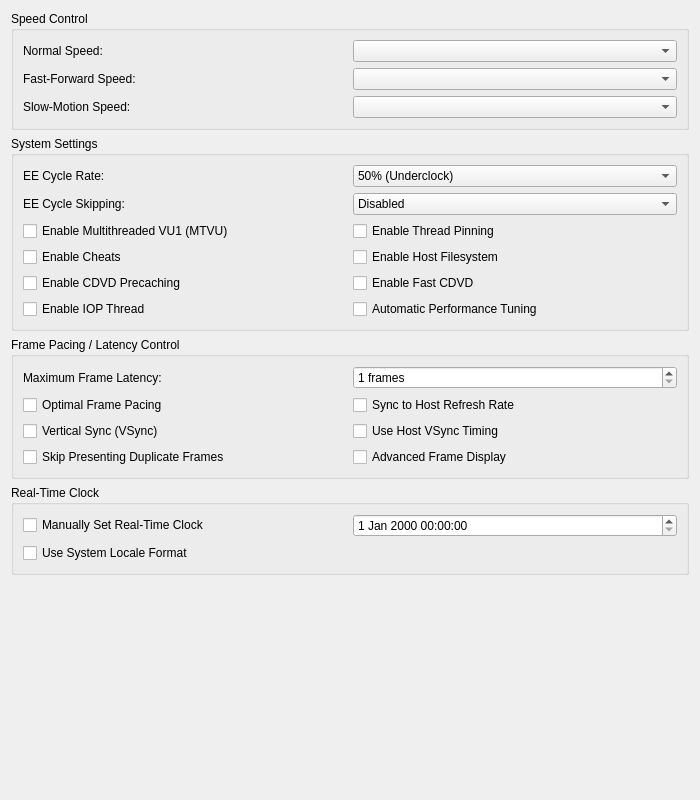
Old version of the form pcsx2-qt/Settings/EmulationSettingsWidget.ui in the repository ARMSX2/ARMSX2.
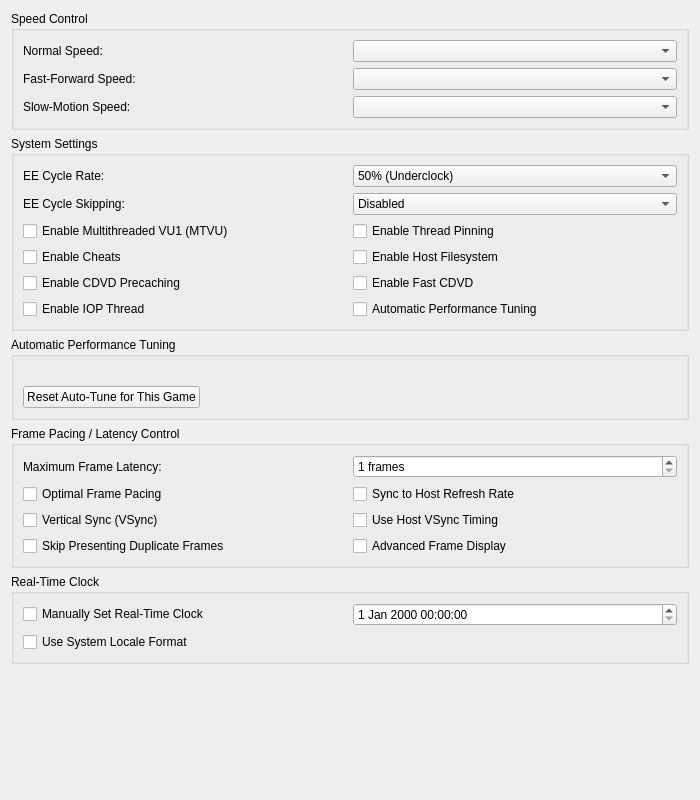
New version of the form.

Commit message: Qt: per-game 'Reset Auto-Tune' button and the list of what auto-tune changed

Diff of the .ui file:
```diff
--- a/pcsx2-qt/Settings/EmulationSettingsWidget.ui
+++ b/pcsx2-qt/Settings/EmulationSettingsWidget.ui
@@ -211,6 +211,52 @@
      </layout>
     </widget>
    </item>
+   <item>
+    <widget class="QGroupBox" name="autoTuneGroup">
+     <property name="title">
+      <string>Automatic Performance Tuning</string>
+     </property>
+     <layout class="QVBoxLayout" name="autoTuneLayout">
+      <item>
+       <widget class="QLabel" name="autoTuneSummary">
+        <property name="textFormat">
+         <enum>Qt::PlainText</enum>
+        </property>
+        <property name="wordWrap">
+         <bool>true</bool>
+        </property>
+        <property name="textInteractionFlags">
+         <set>Qt::TextSelectableByMouse</set>
+        </property>
+       </widget>
+      </item>
+      <item>
+       <layout class="QHBoxLayout" name="autoTuneButtonLayout">
+        <item>
+         <widget class="QPushButton" name="resetAutoTune">
+          <property name="text">
+           <string>Reset Auto-Tune for This Game</string>
+          </property>
+         </widget>
+        </item>
+        <item>
+         <spacer name="autoTuneButtonSpacer">
+          <property name="orientation">
+           <enum>Qt::Horizontal</enum>
+          </property>
+          <property name="sizeHint" stdset="0">
+           <size>
+            <width>40</width>
+            <height>20</height>
+           </size>
+          </property>
+         </spacer>
+        </item>
+       </layout>
+      </item>
+     </layout>
+    </widget>
+   </item>
    <item>
     <widget class="QGroupBox" name="pacingGroup">
      <property name="title">
```
Left out of the diff: 1 changed line with no effect on the pictures. The commit also changes 4 other files.
